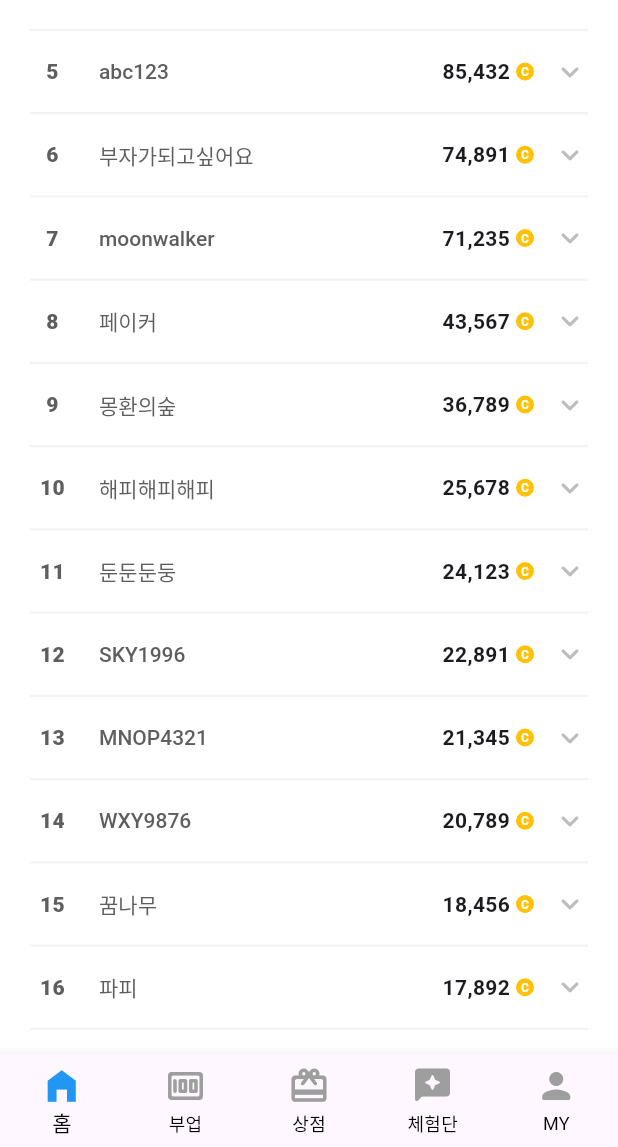
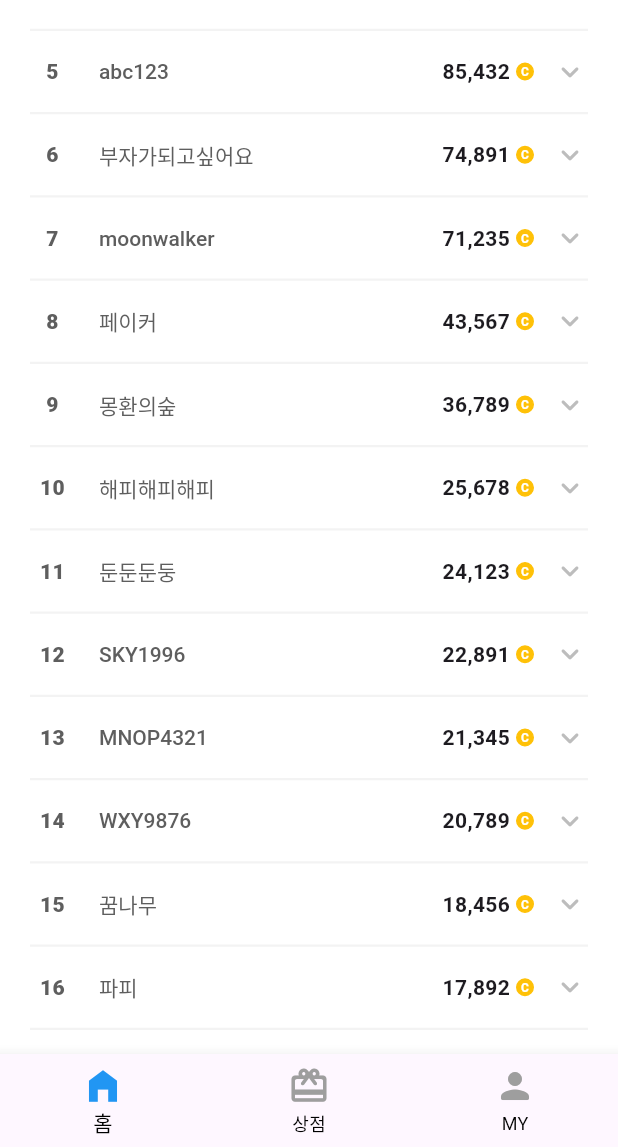
Before and after one commit to betterafter/moneycoon, a Flutter app: the screen it shows after launch, scrolled down 576 dp, on a phone screen of 412 x 824 dp, the part 89-1236 px from its top. Run offline on Flutter 3.47's test engine with Material 3 defaults, Android fonts, the phone set to English and light mode, and no system bars; our stand-ins replace flutter_riverpod, get_it, riverpod_annotation; generated files the repository leaves out were written again; network calls fail.

Commit message:
[feature] bottom 개수 줄이기

```diff
--- a/packages/presentation/lib/screen/main/main.screen.dart
+++ b/packages/presentation/lib/screen/main/main.screen.dart
@@ -50,18 +50,6 @@ class MainScreen extends ConsumerWidget {
             ),
             BottomNavigationBarItem(
               icon: _inactiveIcon(
-                icon: Icons.money_rounded,
-                label: '부업',
-              ),
-              activeIcon: _activeIcon(
-                icon: Icons.money_rounded,
-                label: '부업',
-                color: Colors.amber,
-              ),
-              label: '부업',
-            ),
-            BottomNavigationBarItem(
-              icon: _inactiveIcon(
                 icon: Icons.card_giftcard_rounded,
                 label: '상점',
               ),
@@ -71,18 +59,6 @@ class MainScreen extends ConsumerWidget {
                 color: AppColor.primaryGreen,
               ),
               label: '상점',
-            ),
-            BottomNavigationBarItem(
-              icon: _inactiveIcon(
-                icon: Icons.reviews_rounded,
-                label: '체험단',
-              ),
-              activeIcon: _activeIcon(
-                icon: Icons.reviews_rounded,
-                label: '체험단',
-                color: Colors.red,
-              ),
-              label: '체험단',
             ),
             BottomNavigationBarItem(
               icon: _inactiveIcon(
```
